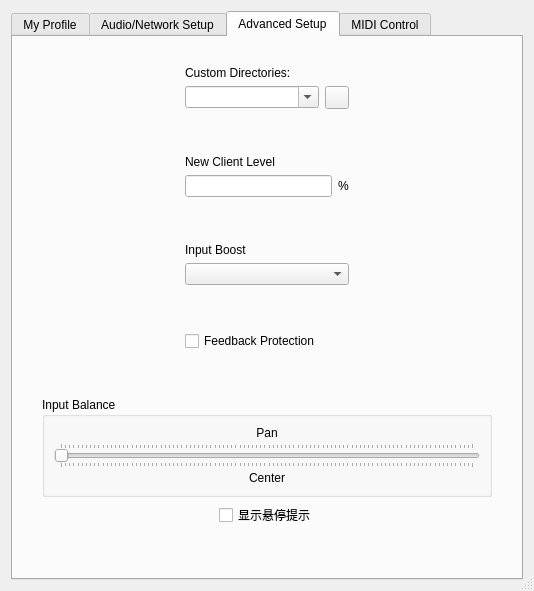
The window that src/clientsettingsdlgbase.ui (jamonyapp/jamony-jamsoul) describes before a commit, drawn with Qt 5.
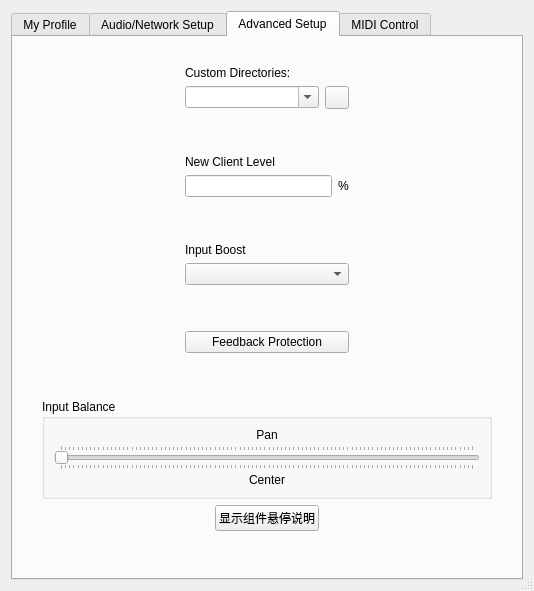
The same window after the commit. The open tabs and pages were chosen to show the change. Icons and pictures are not drawn. Custom widgets are drawn as their Qt base class.

Commit message:
feat: 设置窗口深色化+按钮化开关+dump基建 —— 三轮 dump 驱动迭代
- 5开关 QCheckBox→checkable QPushButton(Mac indicator 占位治不了, 文字天然居中)
- 开=填充 关=描边(沿用灯PNG亮灭语义); 信号 stateChanged→toggled 配套迁移
- '自动'74px 对齐双滑杆 / '小缓冲'121px 对齐音频流速度框 / insertSpacing(2,14) 修重叠
- 全按钮定高22=主窗音频设置按钮; 延迟单选圆点10px 仿ping卡CLED(径向渐变)
- tab 选中高亮 #FF33AA→#0077CC 品牌蓝深一档
- dump 基建: 设置窗全量布局 dump 到 /tmp/jamsoul-settings-dump.txt(含tab页遍历)
- 纯UI: 音频/网络核心零触碰(git审计确认)

```diff
--- a/src/clientsettingsdlgbase.ui
+++ b/src/clientsettingsdlgbase.ui
@@ -1129,14 +1129,20 @@
               </spacer>
              </item>
              <item>
-              <widget class="QCheckBox" name="chbDetectFeedback">
+              <widget class="QPushButton" name="chbDetectFeedback">
                <property name="sizePolicy">
                 <sizepolicy hsizetype="Preferred" vsizetype="Fixed">
                  <horstretch>0</horstretch>
                  <verstretch>0</verstretch>
                 </sizepolicy>
                </property>
-               <property name="text">
+               <property name="checkable">
+                 <bool>true</bool>
+                </property>
+                <property name="autoDefault">
+                 <bool>false</bool>
+                </property>
+                <property name="text">
                 <string>Feedback Protection</string>
                </property>
               </widget>
@@ -1340,9 +1346,15 @@
           </spacer>
          </item>
          <item>
-          <widget class="QCheckBox" name="chbShowToolTip">
-           <property name="text">
-            <string>显示悬停提示</string>
+          <widget class="QPushButton" name="chbShowToolTip">
+           <property name="checkable">
+                 <bool>true</bool>
+                </property>
+                <property name="autoDefault">
+                 <bool>false</bool>
+                </property>
+                <property name="text">
+            <string>显示组件悬停说明</string>
            </property>
            <property name="toolTip">
             <string>关闭后，鼠标悬停不再弹出说明提示</string>
```
Left out of the diff: 28 changed lines with no effect on the pictures. The commit also changes 1 other file.
